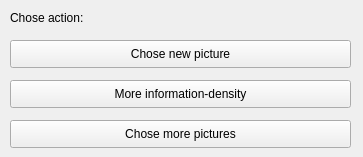
This is problemdialog.ui in HAW-AI/Steganography as Qt 5 draws it before an edit. The edited form follows.
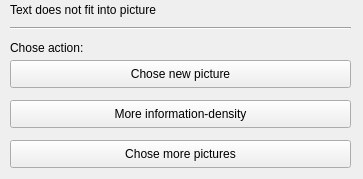
This is the edited form.

Diff of the .ui file:
```diff
--- a/problemdialog.ui
+++ b/problemdialog.ui
@@ -7,7 +7,7 @@
     <x>0</x>
     <y>0</y>
     <width>363</width>
-    <height>157</height>
+    <height>179</height>
    </rect>
   </property>
   <property name="windowTitle">
@@ -17,7 +17,7 @@
    <property name="geometry">
     <rect>
      <x>10</x>
-     <y>10</y>
+     <y>40</y>
      <width>121</width>
      <height>16</height>
     </rect>
@@ -30,7 +30,7 @@
    <property name="geometry">
     <rect>
      <x>10</x>
-     <y>40</y>
+     <y>60</y>
      <width>341</width>
      <height>28</height>
     </rect>
@@ -43,7 +43,7 @@
    <property name="geometry">
     <rect>
      <x>10</x>
-     <y>80</y>
+     <y>100</y>
      <width>341</width>
      <height>28</height>
     </rect>
@@ -56,7 +56,7 @@
    <property name="geometry">
     <rect>
      <x>10</x>
-     <y>120</y>
+     <y>140</y>
      <width>341</width>
      <height>28</height>
     </rect>
@@ -65,6 +65,32 @@
     <string>Chose more pictures</string>
    </property>
   </widget>
+  <widget class="QLabel" name="infoLabel">
+   <property name="geometry">
+    <rect>
+     <x>10</x>
+     <y>0</y>
+     <width>331</width>
+     <height>20</height>
+    </rect>
+   </property>
+   <property name="text">
+    <string>Text does not fit into picture</string>
+   </property>
+  </widget>
+  <widget class="Line" name="line">
+   <property name="geometry">
+    <rect>
+     <x>10</x>
+     <y>20</y>
+     <width>341</width>
+     <height>16</height>
+    </rect>
+   </property>
+   <property name="orientation">
+    <enum>Qt::Horizontal</enum>
+   </property>
+  </widget>
  </widget>
  <resources/>
  <connections/>
```
